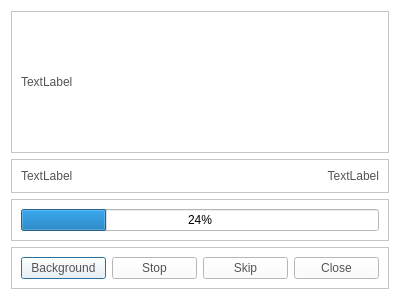
The window that CaX/dialog/progressdialog.ui (fsest4u/CaX_03) describes before a commit, drawn with Qt 5.
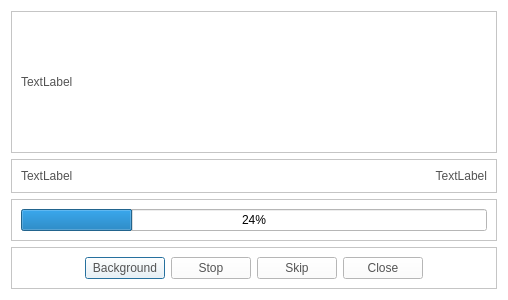
The same window after the commit. Icons and pictures are not drawn.

Commit message: [design] - apply to design for dialog button - group play - mute icon - cd rip - left / right icon - browser - folder icon - option menu - play now / clear / next / last

Diff of the .ui file:
```diff
--- a/CaX/dialog/progressdialog.ui
+++ b/CaX/dialog/progressdialog.ui
@@ -6,7 +6,7 @@
    <rect>
     <x>0</x>
     <y>0</y>
-    <width>400</width>
+    <width>508</width>
     <height>300</height>
    </rect>
   </property>
@@ -39,33 +39,119 @@
       <enum>QFrame::Raised</enum>
      </property>
      <layout class="QGridLayout" name="gridLayout_2">
-      <item row="0" column="0">
+      <item row="0" column="1">
        <widget class="QPushButton" name="btnBack">
+        <property name="styleSheet">
+         <string notr="true">QPushButton
+{
+  border-image: url(&quot;:/resource/audiocd-popup-btn110-ok-n@3x.png&quot;);
+width: 110px;
+color: rgb(84, 84, 84)
+}
+
+QPushButton:hover
+{
+  border-image: url(&quot;:/resource/audiocd-popup-btn110-ok-h@3x.png&quot;);
+width: 110px;
+color: rgb(255, 255, 255)
+}</string>
+        </property>
         <property name="text">
          <string>Background</string>
         </property>
        </widget>
       </item>
-      <item row="0" column="2">
+      <item row="0" column="0">
+       <spacer name="horizontalSpacer">
+        <property name="orientation">
+         <enum>Qt::Horizontal</enum>
+        </property>
+        <property name="sizeHint" stdset="0">
+         <size>
+          <width>40</width>
+          <height>20</height>
+         </size>
+        </property>
+       </spacer>
+      </item>
+      <item row="0" column="4">
+       <widget class="QPushButton" name="btnClose">
+        <property name="styleSheet">
+         <string notr="true">QPushButton
+{
+  border-image: url(&quot;:/resource/audiocd-popup-btn110-ok-n@3x.png&quot;);
+width: 110px;
+color: rgb(84, 84, 84)
+}
+
+QPushButton:hover
+{
+  border-image: url(&quot;:/resource/audiocd-popup-btn110-ok-h@3x.png&quot;);
+width: 110px;
+color: rgb(255, 255, 255)
+}</string>
+        </property>
+        <property name="text">
+         <string>Close</string>
+        </property>
+       </widget>
+      </item>
+      <item row="0" column="3">
        <widget class="QPushButton" name="btnSkip">
+        <property name="styleSheet">
+         <string notr="true">QPushButton
+{
+  border-image: url(&quot;:/resource/audiocd-popup-btn110-ok-n@3x.png&quot;);
+width: 110px;
+color: rgb(84, 84, 84)
+}
+
+QPushButton:hover
+{
+  border-image: url(&quot;:/resource/audiocd-popup-btn110-ok-h@3x.png&quot;);
+width: 110px;
+color: rgb(255, 255, 255)
+}</string>
+        </property>
         <property name="text">
          <string>Skip</string>
         </property>
        </widget>
       </item>
-      <item row="0" column="1">
+      <item row="0" column="2">
        <widget class="QPushButton" name="btnStop">
+        <property name="styleSheet">
+         <string notr="true">QPushButton
+{
+  border-image: url(&quot;:/resource/audiocd-popup-btn110-ok-n@3x.png&quot;);
+width: 110px;
+color: rgb(84, 84, 84)
+}
+
+QPushButton:hover
+{
+  border-image: url(&quot;:/resource/audiocd-popup-btn110-ok-h@3x.png&quot;);
+width: 110px;
+color: rgb(255, 255, 255)
+}</string>
+        </property>
         <property name="text">
          <string>Stop</string>
         </property>
        </widget>
       </item>
-      <item row="0" column="3">
-       <widget class="QPushButton" name="btnClose">
-        <property name="text">
-         <string>Close</string>
+      <item row="0" column="5">
+       <spacer name="horizontalSpacer_2">
+        <property name="orientation">
+         <enum>Qt::Horizontal</enum>
         </property>
-       </widget>
+        <property name="sizeHint" stdset="0">
+         <size>
+          <width>40</width>
+          <height>20</height>
+         </size>
+        </property>
+       </spacer>
       </item>
      </layout>
     </widget>
@@ -109,8 +195,8 @@
        <rect>
         <x>0</x>
         <y>0</y>
-        <width>380</width>
-        <height>122</height>
+        <width>488</width>
+        <height>130</height>
        </rect>
       </property>
       <layout class="QGridLayout" name="gridLayout_4">
```
The commit also changes 17 other files.
